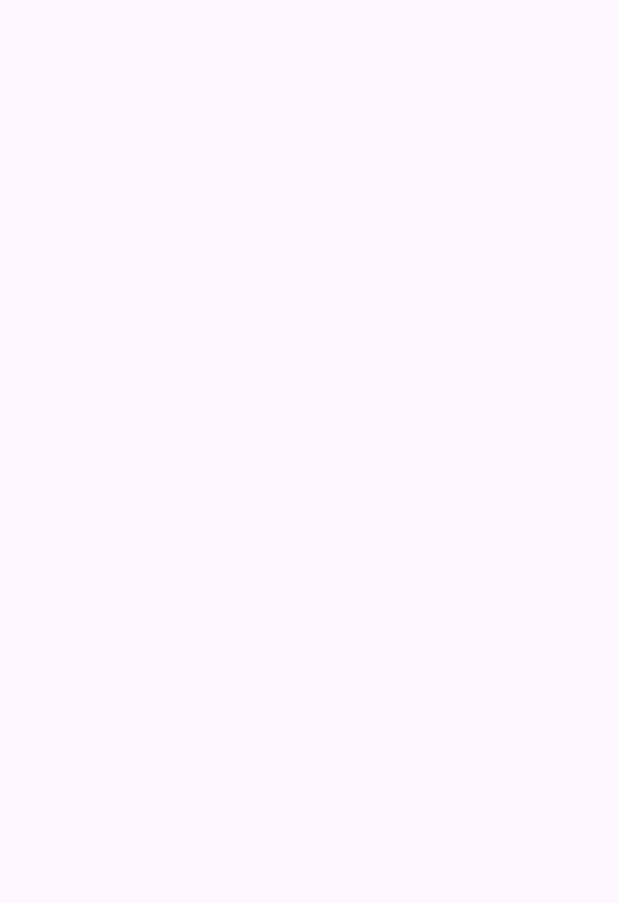
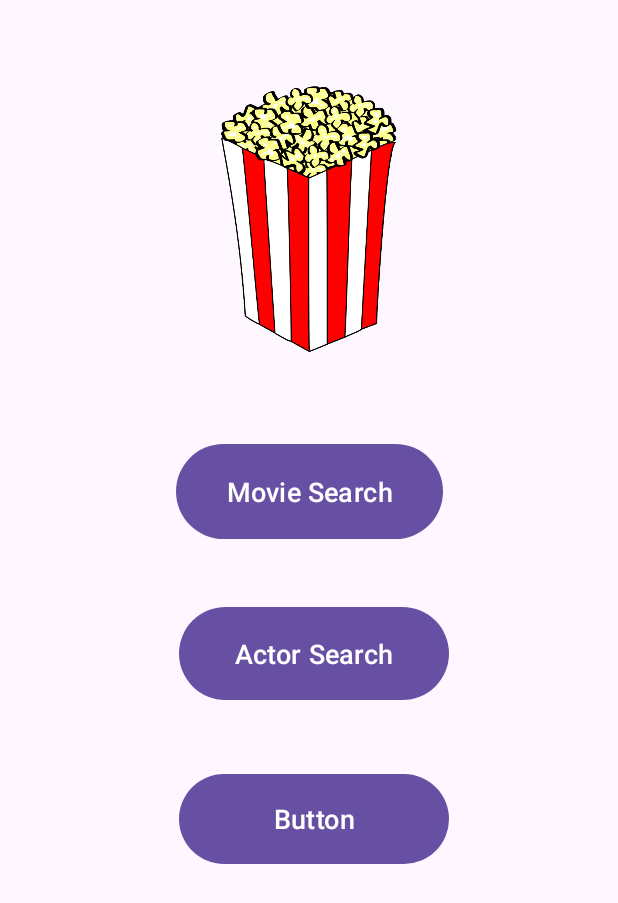
Before and after one commit to MattJ03/OMDB, an Android app: the screen it shows after launch (MainActivity), on a phone screen of 412 x 824 dp. Before the commit the part shown is empty. Shown: the top 903 px of the screen. Run offline under Robolectric (Android 15) with nearby library versions, the phone set to English and light mode, and no system bars.

Commit message:
feat: changed the activity main to show 3 buttons to each activity search

```diff
--- a/app/src/main/res/layout/activity_main.xml
+++ b/app/src/main/res/layout/activity_main.xml
@@ -4,4 +4,56 @@
     xmlns:tools="http://schemas.android.com/tools"
     android:layout_width="match_parent"
     android:layout_height="match_parent"
-    tools:context=".MainActivity"/>
+    tools:context=".MainActivity">
+
+    <ImageView
+        android:id="@+id/imageView"
+        android:layout_width="173dp"
+        android:layout_height="0dp"
+        android:layout_marginTop="26dp"
+        android:layout_marginBottom="231dp"
+        app:layout_constraintBottom_toTopOf="@+id/btnAdvancedSearch"
+        app:layout_constraintEnd_toEndOf="parent"
+        app:layout_constraintStart_toStartOf="parent"
+        app:layout_constraintTop_toTopOf="parent"
+        app:srcCompat="@drawable/img" />
+
+    <Button
+        android:id="@+id/btnMovieSearch"
+        android:layout_width="178dp"
+        android:layout_height="71dp"
+        android:layout_marginBottom="449dp"
+        android:text="Movie Search"
+        android:textSize="18dp"
+        app:layout_constraintBottom_toBottomOf="parent"
+        app:layout_constraintEnd_toEndOf="parent"
+        app:layout_constraintStart_toStartOf="parent"
+        app:layout_constraintTop_toBottomOf="@+id/imageView" />
+
+    <Button
+        android:id="@+id/btnActorSearch"
+        android:layout_width="180dp"
+        android:layout_height="70dp"
+        android:layout_marginBottom="353dp"
+        android:text="Actor Search"
+        android:textSize="18dp"
+        app:layout_constraintBottom_toBottomOf="parent"
+        app:layout_constraintEnd_toEndOf="parent"
+        app:layout_constraintHorizontal_bias="0.515"
+        app:layout_constraintStart_toStartOf="parent"
+        app:layout_constraintTop_toBottomOf="@+id/imageView"
+        app:layout_constraintVertical_bias="1.0" />
+
+    <Button
+        android:id="@+id/btnAdvancedSearch"
+        android:layout_width="180dp"
+        android:layout_height="68dp"
+        android:layout_marginBottom="244dp"
+        android:text="Button"
+        android:textSize="18dp"
+        app:layout_constraintBottom_toBottomOf="parent"
+        app:layout_constraintEnd_toEndOf="parent"
+        app:layout_constraintHorizontal_bias="0.515"
+        app:layout_constraintStart_toStartOf="parent"
+        app:layout_constraintTop_toBottomOf="@+id/imageView" />
+</androidx.constraintlayout.widget.ConstraintLayout>
```
